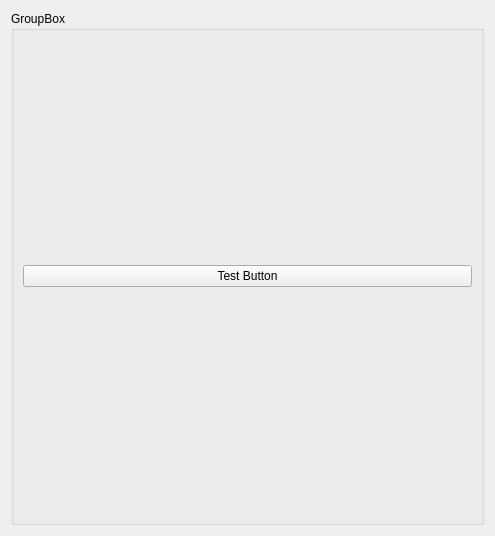
Old version of the form src/move3d-qt-gui-libs/src/qtMainInterface/sideWidgets/qtGraspPlanner.ui in the repository jmainpri/move3d-studio.
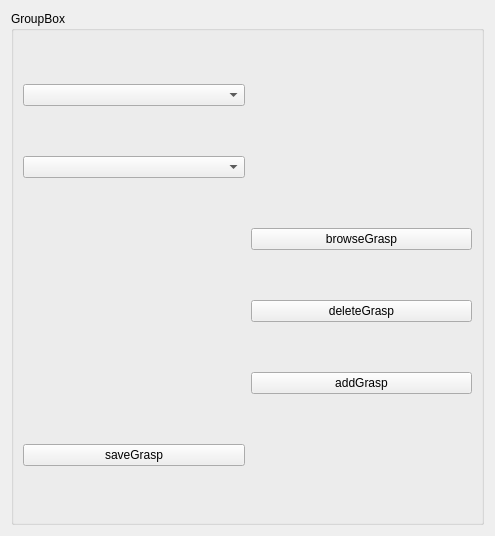
New version of the form.

Commit message: Qt interface of grasp planner (not finished)

Diff of the .ui file:
```diff
--- a/src/move3d-qt-gui-libs/src/qtMainInterface/sideWidgets/qtGraspPlanner.ui
+++ b/src/move3d-qt-gui-libs/src/qtMainInterface/sideWidgets/qtGraspPlanner.ui
@@ -19,11 +19,38 @@
      <property name="title">
       <string>GroupBox</string>
      </property>
-     <layout class="QVBoxLayout" name="verticalLayout">
-      <item>
-       <widget class="QPushButton" name="pushButtonShowGrasp">
+     <layout class="QGridLayout" name="gridLayout">
+      <item row="0" column="0">
+       <widget class="QComboBox" name="comboBoxChoseRobot"/>
+      </item>
+      <item row="2" column="2">
+       <widget class="QPushButton" name="pushButtonBrowseGrasp">
         <property name="text">
-         <string>Test Button</string>
+         <string>browseGrasp</string>
+        </property>
+       </widget>
+      </item>
+      <item row="3" column="2">
+       <widget class="QPushButton" name="pushButtonDeleteGrasp">
+        <property name="text">
+         <string>deleteGrasp</string>
+        </property>
+       </widget>
+      </item>
+      <item row="1" column="0">
+       <widget class="QComboBox" name="comboBoxChoseObject"/>
+      </item>
+      <item row="5" column="0">
+       <widget class="QPushButton" name="pushButtonSaveGrasp">
+        <property name="text">
+         <string>saveGrasp</string>
+        </property>
+       </widget>
+      </item>
+      <item row="4" column="2">
+       <widget class="QPushButton" name="pushButtonAddGrasp">
+        <property name="text">
+         <string>addGrasp</string>
         </property>
        </widget>
       </item>
```
The commit also changes 2 other files.
